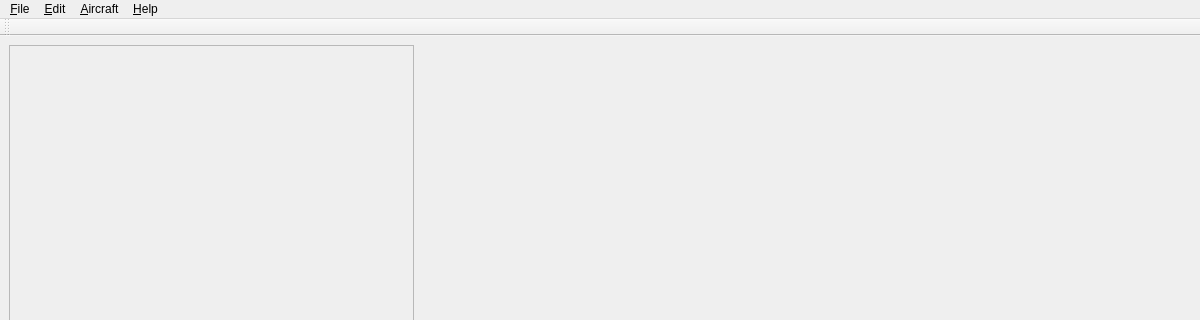
Qt form seedpod_ground_risk/ui_resources/main.ui (aliaksei135/seedpod_ground_risk) before a commit; both pictures show x 0 to 1200 and y 0 to 320 of the 1200 by 857 pixel window.
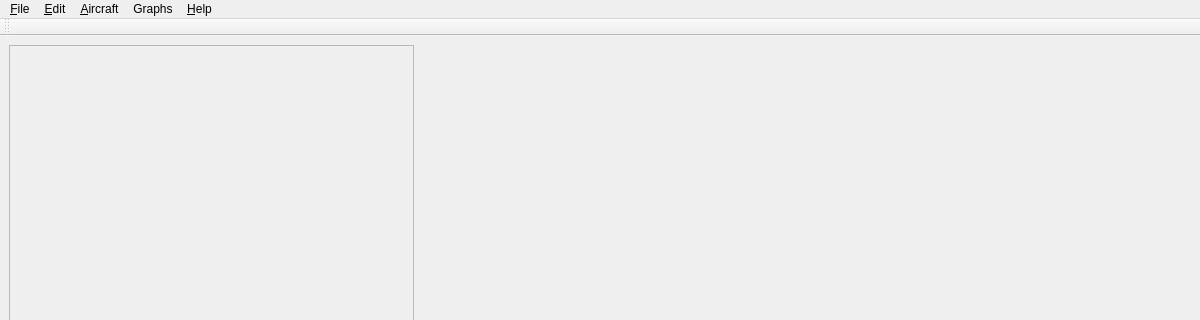
The same form after that commit. Custom widgets are drawn as their Qt base class.

Commit message: Add popup window

Patch:
```diff
--- a/seedpod_ground_risk/ui_resources/main.ui
+++ b/seedpod_ground_risk/ui_resources/main.ui
@@ -165,9 +165,16 @@
     <addaction name="actionAbout_Static_Sources"/>
     <addaction name="actionAbout_App"/>
    </widget>
+      <widget class="QMenu" name="menuGraphs">
+          <property name="title">
+              <string>Graphs</string>
+          </property>
+          <addaction name="actionView_Risk_vs_Distance_Graph"/>
+      </widget>
    <addaction name="menu_File"/>
    <addaction name="menuEdit"/>
    <addaction name="menu_Aircraft"/>
+      <addaction name="menuGraphs"/>
    <addaction name="menu_Help"/>
   </widget>
   <widget class="QToolBar" name="toolBar">
```
Left out of the diff: 5 changed lines with no effect on the pictures. Lines whose indentation alone changed are shown as unchanged. The commit also changes 1 other file.
